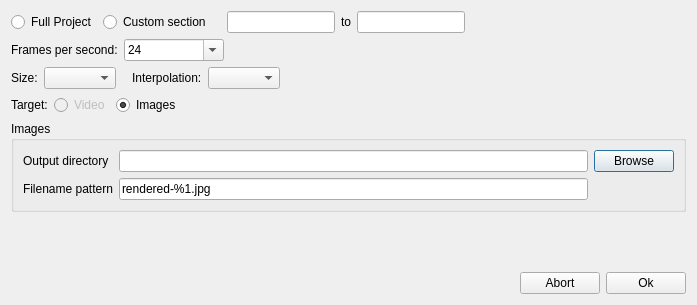
Above: slowmoVideo/slowmoUI/renderingDialog.ui from slowmoVideo/slowmoVideo before the change. Below: the same form after it.
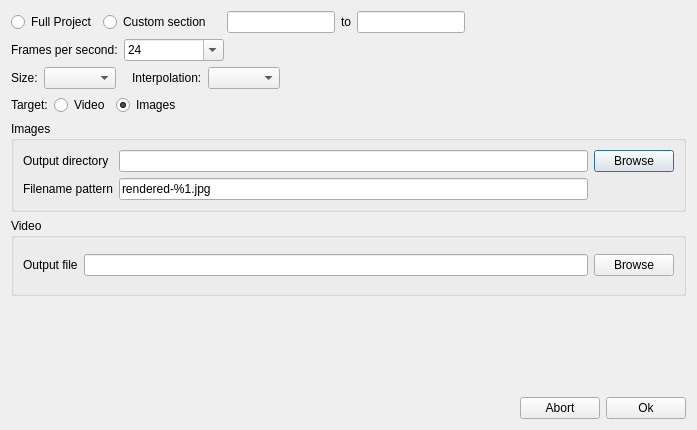
That is the form after the change.

Commit message: Slowmo: Video as rendering target added, renders to MPEG1

Diff of the .ui file:
```diff
--- a/slowmoVideo/slowmoUI/renderingDialog.ui
+++ b/slowmoVideo/slowmoUI/renderingDialog.ui
@@ -7,7 +7,7 @@
     <x>0</x>
     <y>0</y>
     <width>697</width>
-    <height>305</height>
+    <height>430</height>
    </rect>
   </property>
   <property name="windowTitle">
@@ -235,7 +235,7 @@
      <item>
       <widget class="QRadioButton" name="radioVideo">
        <property name="enabled">
-        <bool>false</bool>
+        <bool>true</bool>
        </property>
        <property name="text">
         <string>Video</string>
@@ -314,6 +314,48 @@
      </layout>
     </widget>
    </item>
+   <item>
+    <widget class="QGroupBox" name="groupVideo">
+     <property name="sizePolicy">
+      <sizepolicy hsizetype="Preferred" vsizetype="Minimum">
+       <horstretch>0</horstretch>
+       <verstretch>0</verstretch>
+      </sizepolicy>
+     </property>
+     <property name="minimumSize">
+      <size>
+       <width>0</width>
+       <height>78</height>
+      </size>
+     </property>
+     <property name="title">
+      <string>Video</string>
+     </property>
+     <layout class="QVBoxLayout" name="verticalLayout_3">
+      <item>
+       <layout class="QGridLayout" name="gridLayout_2">
+        <item row="0" column="0">
+         <widget class="QLabel" name="lblcOutputFile">
+          <property name="text">
+           <string>Output file</string>
+          </property>
+         </widget>
+        </item>
+        <item row="0" column="1">
+         <widget class="QLineEdit" name="videoOutputFile"/>
+        </item>
+        <item row="0" column="2">
+         <widget class="QPushButton" name="bBrowseVideoOutputFile">
+          <property name="text">
+           <string>Browse</string>
+          </property>
+         </widget>
+        </item>
+       </layout>
+      </item>
+     </layout>
+    </widget>
+   </item>
    <item>
     <spacer name="verticalSpacer">
      <property name="orientation">
```
The commit also changes 19 other files.
